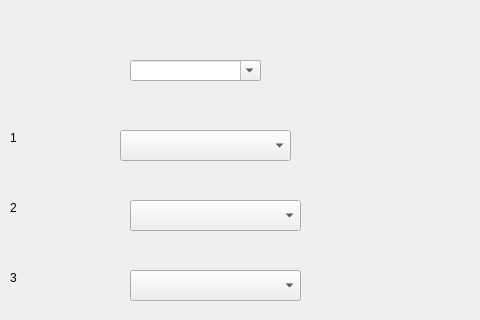
The window that batting order.ui (Connnorgallagher/IB_CompSci) describes before a commit, drawn with Qt 5; both pictures show x 0 to 480 and y 0 to 320 of the 860 by 709 pixel window.
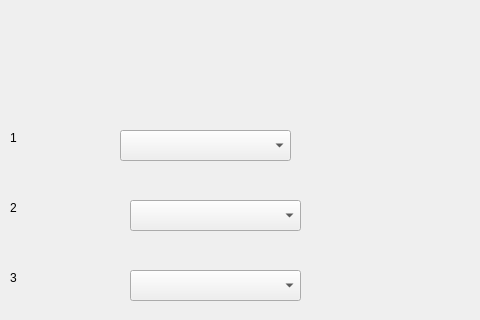
The same window after the commit.

Commit message: finished alpha of batting order

Diff of the .ui file:
```diff
--- a/batting order.ui
+++ b/batting order.ui
@@ -29,22 +29,6 @@
     <set>QDialogButtonBox::Cancel|QDialogButtonBox::Ok</set>
    </property>
   </widget>
-  <widget class="QComboBox" name="comboBox">
-   <property name="geometry">
-    <rect>
-     <x>130</x>
-     <y>60</y>
-     <width>131</width>
-     <height>21</height>
-    </rect>
-   </property>
-   <property name="editable">
-    <bool>true</bool>
-   </property>
-   <property name="currentText">
-    <string/>
-   </property>
-  </widget>
   <widget class="QLabel" name="label">
    <property name="geometry">
     <rect>
```
The commit also changes 1 other file.
